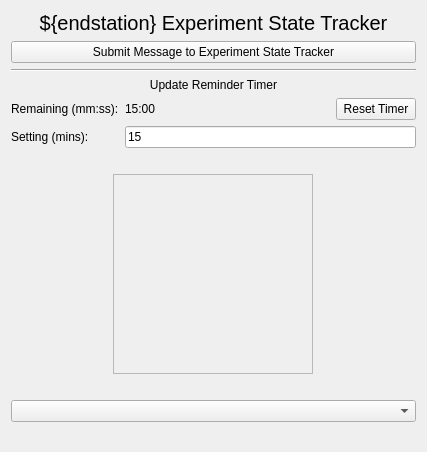
Above: screen/est.ui from pcdshub/ioc-common-expstate before the change. Below: the same form after it.
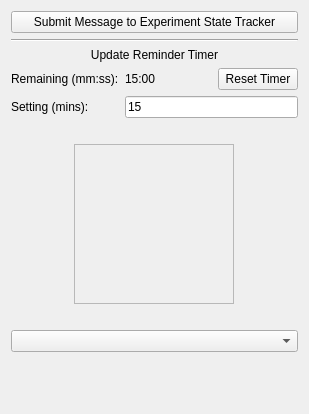
That is the form after the change. Custom widgets are drawn as their Qt base class.

Commit message: Update GUI to eliminate title and reduce button size

```diff
--- a/screen/est.ui
+++ b/screen/est.ui
@@ -6,12 +6,12 @@
    <rect>
     <x>0</x>
     <y>0</y>
-    <width>427</width>
-    <height>452</height>
+    <width>309</width>
+    <height>414</height>
    </rect>
   </property>
   <property name="sizePolicy">
-   <sizepolicy hsizetype="Preferred" vsizetype="Preferred">
+   <sizepolicy hsizetype="Minimum" vsizetype="Minimum">
     <horstretch>0</horstretch>
     <verstretch>0</verstretch>
    </sizepolicy>
@@ -19,42 +19,7 @@
   <property name="windowTitle">
    <string>Form</string>
   </property>
-  <layout class="QVBoxLayout" name="verticalLayout">
-   <property name="sizeConstraint">
-    <enum>QLayout::SetMinimumSize</enum>
-   </property>
-   <item>
-    <widget class="QLabel" name="title">
-     <property name="sizePolicy">
-      <sizepolicy hsizetype="Preferred" vsizetype="Fixed">
-       <horstretch>0</horstretch>
-       <verstretch>0</verstretch>
-      </sizepolicy>
-     </property>
-     <property name="font">
-      <font>
-       <pointsize>15</pointsize>
-      </font>
-     </property>
-     <property name="text">
-      <string>${endstation} Experiment State Tracker</string>
-     </property>
-     <property name="alignment">
-      <set>Qt::AlignCenter</set>
-     </property>
-    </widget>
-   </item>
-   <item>
     <layout class="QHBoxLayout" name="horizontalLayout">
-     <property name="sizeConstraint">
-      <enum>QLayout::SetDefaultConstraint</enum>
-     </property>
-     <property name="rightMargin">
-      <number>0</number>
-     </property>
-     <property name="bottomMargin">
-      <number>0</number>
-     </property>
      <item>
       <layout class="QVBoxLayout" name="verticalLayout_1"/>
      </item>
@@ -156,14 +121,14 @@
           <widget class="QFrame" name="frame">
            <property name="minimumSize">
             <size>
-             <width>200</width>
-             <height>200</height>
+           <width>160</width>
+           <height>160</height>
             </size>
            </property>
            <property name="maximumSize">
             <size>
-             <width>200</width>
-             <height>200</height>
+           <width>160</width>
+           <height>160</height>
             </size>
            </property>
            <property name="frameShape">
@@ -175,22 +140,22 @@
            <widget class="PyDMDrawingArc" name="clock_arc">
             <property name="geometry">
              <rect>
-              <x>10</x>
-              <y>10</y>
-              <width>180</width>
-              <height>180</height>
+            <x>15</x>
+            <y>15</y>
+            <width>130</width>
+            <height>130</height>
              </rect>
             </property>
             <property name="minimumSize">
              <size>
-              <width>180</width>
-              <height>180</height>
+            <width>130</width>
+            <height>130</height>
              </size>
             </property>
             <property name="maximumSize">
              <size>
-              <width>180</width>
-              <height>180</height>
+            <width>130</width>
+            <height>130</height>
              </size>
             </property>
             <property name="toolTip">
@@ -212,22 +177,22 @@
            <widget class="PyDMDrawingCircle" name="alarm_circle">
             <property name="geometry">
              <rect>
-              <x>25</x>
-              <y>25</y>
-              <width>150</width>
-              <height>150</height>
+            <x>30</x>
+            <y>30</y>
+            <width>100</width>
+            <height>100</height>
              </rect>
             </property>
             <property name="minimumSize">
              <size>
-              <width>150</width>
-              <height>150</height>
+            <width>100</width>
+            <height>100</height>
              </size>
             </property>
             <property name="maximumSize">
              <size>
-              <width>150</width>
-              <height>150</height>
+            <width>100</width>
+            <height>100</height>
              </size>
             </property>
             <property name="toolTip">
@@ -249,27 +214,12 @@
          <property name="sizeHint" stdset="0">
           <size>
            <width>20</width>
-           <height>13</height>
-          </size>
-         </property>
-        </spacer>
-       </item>
-      </layout>
-     </item>
-    </layout>
-   </item>
-   <item>
-    <spacer name="verticalSpacer">
-     <property name="orientation">
-      <enum>Qt::Vertical</enum>
-     </property>
-     <property name="sizeHint" stdset="0">
-      <size>
-       <width>20</width>
        <height>1</height>
       </size>
      </property>
     </spacer>
+     </item>
+    </layout>
    </item>
   </layout>
  </widget>
```
Lines whose indentation alone changed are shown as unchanged. The commit also changes 1 other file.
